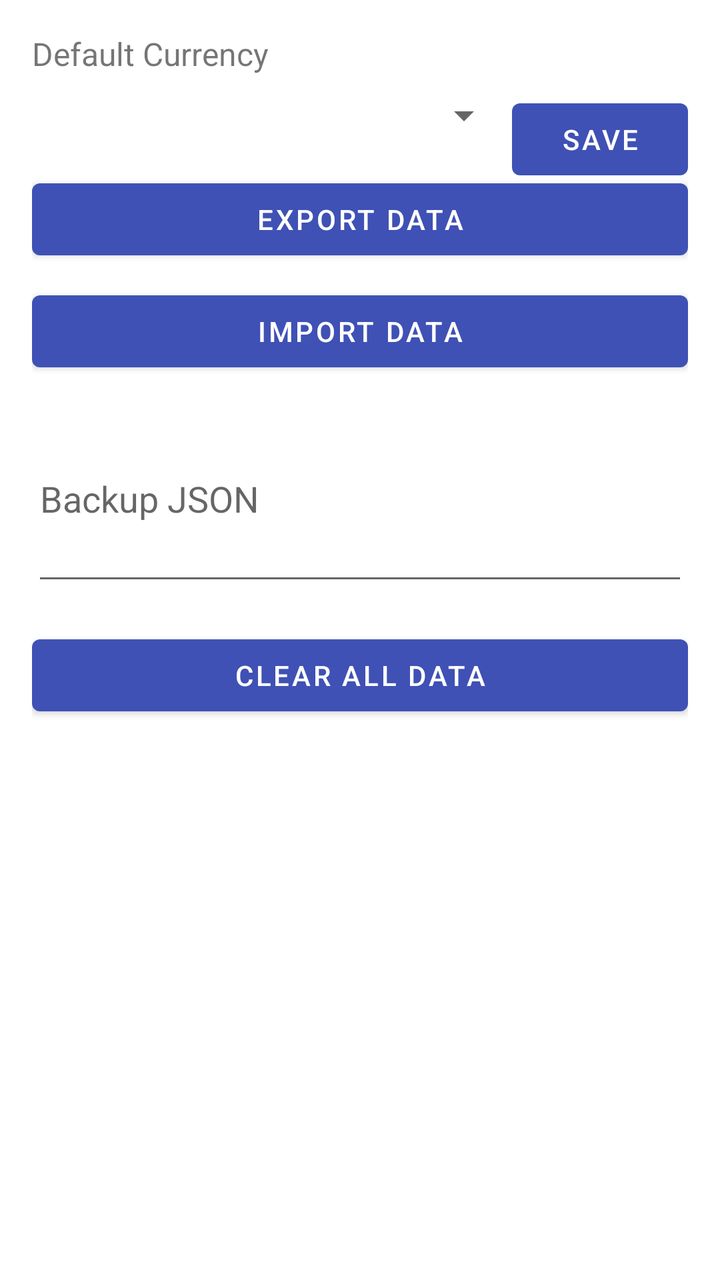
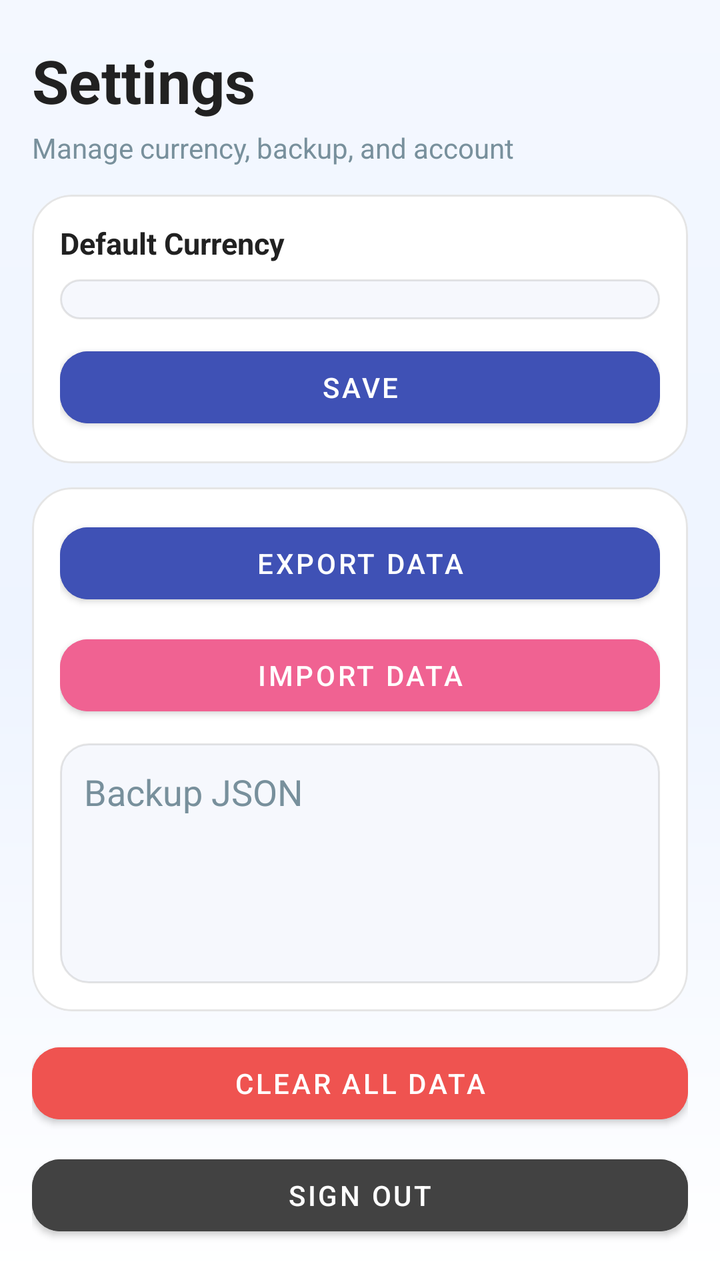

An Android layout rendered at two revisions. The XML below is the earlier revision; the diff shows what the commit changed to produce the second picture.
<!-- AndroidManifest.xml: application theme Theme.ImiliPocket -->
<!-- res/layout/fragment_settings.xml -->
<?xml version="1.0" encoding="utf-8"?>
<androidx.constraintlayout.widget.ConstraintLayout
    xmlns:android="http://schemas.android.com/apk/res/android"
    xmlns:app="http://schemas.android.com/apk/res-auto"
    android:layout_width="match_parent"
    android:layout_height="match_parent"
    android:fitsSystemWindows="true"
    android:padding="16dp"
    android:paddingTop="?attr/actionBarSize">

    <TextView
        android:id="@+id/tv_currency_label"
        android:layout_width="wrap_content"
        android:layout_height="wrap_content"
        android:text="Default Currency"
        android:textSize="16sp"
        app:layout_constraintTop_toTopOf="parent"
        app:layout_constraintStart_toStartOf="parent" />

    <Spinner
        android:id="@+id/spinner_currency"
        android:layout_width="0dp"
        android:layout_height="wrap_content"
        app:layout_constraintTop_toBottomOf="@id/tv_currency_label"
        app:layout_constraintStart_toStartOf="parent"
        app:layout_constraintEnd_toStartOf="@id/btn_save_currency"
        android:layout_marginTop="8dp" />

    <Button
        android:id="@+id/btn_save_currency"
        android:layout_width="wrap_content"
        android:layout_height="wrap_content"
        android:text="Save"
        app:layout_constraintTop_toBottomOf="@id/tv_currency_label"
        app:layout_constraintEnd_toEndOf="parent"
        android:layout_marginTop="8dp" />

    <Button
        android:id="@+id/btn_export"
        android:layout_width="0dp"
        android:layout_height="wrap_content"
        android:text="Export Data"
        app:layout_constraintTop_toBottomOf="@id/spinner_currency"
        app:layout_constraintStart_toStartOf="parent"
        app:layout_constraintEnd_toEndOf="parent"
        android:layout_marginTop="16dp" />

    <Button
        android:id="@+id/btn_import"
        android:layout_width="0dp"
        android:layout_height="wrap_content"
        android:text="Import Data"
        app:layout_constraintTop_toBottomOf="@id/btn_export"
        app:layout_constraintStart_toStartOf="parent"
        app:layout_constraintEnd_toEndOf="parent"
        android:layout_marginTop="8dp" />

    <EditText
        android:id="@+id/et_backup_json"
        android:layout_width="0dp"
        android:layout_height="100dp"
        android:hint="Backup JSON"
        android:inputType="textMultiLine"
        app:layout_constraintTop_toBottomOf="@id/btn_import"
        app:layout_constraintStart_toStartOf="parent"
        app:layout_constraintEnd_toEndOf="parent"
        android:layout_marginTop="8dp" />

    <Button
        android:id="@+id/btn_clear_data"
        android:layout_width="0dp"
        android:layout_height="wrap_content"
        android:text="Clear All Data"
        app:layout_constraintTop_toBottomOf="@id/et_backup_json"
        app:layout_constraintStart_toStartOf="parent"
        app:layout_constraintEnd_toEndOf="parent"
        android:layout_marginTop="16dp" />
</androidx.constraintlayout.widget.ConstraintLayout>
<!-- resources referenced by this layout -->
<resources>
  <style name="Theme.ImiliPocket" parent="Theme.MaterialComponents.DayNight.NoActionBar">
          <item name="colorPrimary">@color/primary_color</item> 
          <item name="colorPrimaryVariant">@color/primary_dark</item> 
          <item name="colorOnPrimary">@color/white</item>
          <item name="colorSecondary">@color/secondary_color</item> 
          <item name="colorSecondaryVariant">@color/secondary_dark</item> 
          <item name="colorOnSecondary">@color/black</item>
          <item name="android:statusBarColor">@android:color/transparent</item>
          <item name="android:windowLightStatusBar">true</item>
          <item name="android:navigationBarColor">@android:color/transparent</item>
          <item name="android:windowDrawsSystemBarBackgrounds">true</item>
      </style>
  <color name="primary_color">#3F51B5</color>
  <color name="primary_dark">#303F9F</color>
  <color name="white">#FFFFFFFF</color>
  <color name="secondary_color">#F06292</color>
  <color name="secondary_dark">#C2185B</color>
  <color name="black">#FF000000</color>
</resources>

<!-- the commit's change to res/layout/fragment_settings.xml (unified diff, before → after) -->
@@ -1,78 +1,153 @@
 <?xml version="1.0" encoding="utf-8"?>
-<androidx.constraintlayout.widget.ConstraintLayout
-    xmlns:android="http://schemas.android.com/apk/res/android"
+<ScrollView xmlns:android="http://schemas.android.com/apk/res/android"
     xmlns:app="http://schemas.android.com/apk/res-auto"
     android:layout_width="match_parent"
     android:layout_height="match_parent"
-    android:fitsSystemWindows="true"
-    android:padding="16dp"
-    android:paddingTop="?attr/actionBarSize">
+    android:background="@drawable/bg_screen_modern"
+    android:clipToPadding="false"
+    android:paddingStart="16dp"
+    android:paddingTop="20dp"
+    android:paddingEnd="16dp"
+    android:paddingBottom="24dp">
 
-    <TextView
-        android:id="@+id/tv_currency_label"
-        android:layout_width="wrap_content"
+    <LinearLayout
+        android:layout_width="match_parent"
         android:layout_height="wrap_content"
-        android:text="Default Currency"
-        android:textSize="16sp"
-        app:layout_constraintTop_toTopOf="parent"
-        app:layout_constraintStart_toStartOf="parent" />
+        android:orientation="vertical">
 
-    <Spinner
-        android:id="@+id/spinner_currency"
-        android:layout_width="0dp"
-        android:layout_height="wrap_content"
-        app:layout_constraintTop_toBottomOf="@id/tv_currency_label"
-        app:layout_constraintStart_toStartOf="parent"
-        app:layout_constraintEnd_toStartOf="@id/btn_save_currency"
-        android:layout_marginTop="8dp" />
+        <TextView
+            android:layout_width="wrap_content"
+            android:layout_height="wrap_content"
+            android:text="Settings"
+            android:textColor="@color/text_primary"
+            android:textSize="30sp"
+            android:textStyle="bold" />
 
-    <Button
-        android:id="@+id/btn_save_currency"
-        android:layout_width="wrap_content"
-        android:layout_height="wrap_content"
-        android:text="Save"
-        app:layout_constraintTop_toBottomOf="@id/tv_currency_label"
-        app:layout_constraintEnd_toEndOf="parent"
-        android:layout_marginTop="8dp" />
+        <TextView
+            android:layout_width="wrap_content"
+            android:layout_height="wrap_content"
+            android:layout_marginTop="4dp"
+            android:text="Manage currency, backup, and account"
+            android:textColor="@color/text_secondary"
+            android:textSize="14sp" />
 
-    <Button
-        android:id="@+id/btn_export"
-        android:layout_width="0dp"
-        android:layout_height="wrap_content"
-        android:text="Export Data"
-        app:layout_constraintTop_toBottomOf="@id/spinner_currency"
-        app:layout_constraintStart_toStartOf="parent"
-        app:layout_constraintEnd_toEndOf="parent"
-        android:layout_marginTop="16dp" />
+        <com.google.android.material.card.MaterialCardView
+            android:layout_width="match_parent"
+            android:layout_height="wrap_content"
+            android:layout_marginTop="14dp"
+            app:cardBackgroundColor="@android:color/white"
+            app:cardCornerRadius="20dp"
+            app:cardElevation="0dp"
+            app:strokeColor="@color/surface_outline"
+            app:strokeWidth="1dp">
 
-    <Button
-        android:id="@+id/btn_import"
-        android:layout_width="0dp"
-        android:layout_height="wrap_content"
-        android:text="Import Data"
-        app:layout_constraintTop_toBottomOf="@id/btn_export"
-        app:layout_constraintStart_toStartOf="parent"
-        app:layout_constraintEnd_toEndOf="parent"
-        android:layout_marginTop="8dp" />
+            <androidx.constraintlayout.widget.ConstraintLayout
+                android:layout_width="match_parent"
+                android:layout_height="wrap_content"
+                android:padding="14dp">
 
-    <EditText
-        android:id="@+id/et_backup_json"
-        android:layout_width="0dp"
-        android:layout_height="100dp"
-        android:hint="Backup JSON"
-        android:inputType="textMultiLine"
-        app:layout_constraintTop_toBottomOf="@id/btn_import"
-        app:layout_constraintStart_toStartOf="parent"
-        app:layout_constraintEnd_toEndOf="parent"
-        android:layout_marginTop="8dp" />
+                <TextView
+                    android:id="@+id/tv_currency_label"
+                    android:layout_width="0dp"
+                    android:layout_height="wrap_content"
+                    android:text="Default Currency"
+                    android:textColor="@color/text_primary"
+                    android:textSize="15sp"
+                    android:textStyle="bold"
+                    app:layout_constraintTop_toTopOf="parent"
+                    app:layout_constraintStart_toStartOf="parent"
+                    app:layout_constraintEnd_toEndOf="parent" />
 
-    <Button
-        android:id="@+id/btn_clear_data"
-        android:layout_width="0dp"
-        android:layout_height="wrap_content"
-        android:text="Clear All Data"
-        app:layout_constraintTop_toBottomOf="@id/et_backup_json"
-        app:layout_constraintStart_toStartOf="parent"
-        app:layout_constraintEnd_toEndOf="parent"
-        android:layout_marginTop="16dp" />
-</androidx.constraintlayout.widget.ConstraintLayout>
+                <Spinner
+                    android:id="@+id/spinner_currency"
+                    android:layout_width="match_parent"
+                    android:layout_height="wrap_content"
+                    android:layout_marginTop="8dp"
+                    android:background="@drawable/bg_input_surface"
+                    android:padding="10dp"
+                    app:layout_constraintTop_toBottomOf="@id/tv_currency_label"
+                    app:layout_constraintStart_toStartOf="parent"
+                    app:layout_constraintEnd_toEndOf="parent" />
+
+                <Button
+                    android:id="@+id/btn_save_currency"
+                    android:layout_width="match_parent"
+                    android:layout_height="wrap_content"
+                    android:layout_marginTop="10dp"
+                    android:backgroundTint="@color/primary_color"
+                    android:text="Save"
+                    android:textColor="@color/white"
+                    app:layout_constraintTop_toBottomOf="@id/spinner_currency"
+                    app:layout_constraintStart_toStartOf="parent"
+                    app:layout_constraintEnd_toEndOf="parent"
+                    app:layout_constraintBottom_toBottomOf="parent" />
+            </androidx.constraintlayout.widget.ConstraintLayout>
+        </com.google.android.material.card.MaterialCardView>
+
+        <com.google.android.material.card.MaterialCardView
+            android:layout_width="match_parent"
+            android:layout_height="wrap_content"
+            android:layout_marginTop="12dp"
+            app:cardBackgroundColor="@android:color/white"
+            app:cardCornerRadius="20dp"
+            app:cardElevation="0dp"
+            app:strokeColor="@color/surface_outline"
+            app:strokeWidth="1dp">
+
+            <LinearLayout
+                android:layout_width="match_parent"
+                android:layout_height="wrap_content"
+                android:orientation="vertical"
+                android:padding="14dp">
+
+                <Button
+                    android:id="@+id/btn_export"
+                    android:layout_width="match_parent"
+                    android:layout_height="wrap_content"
+                    android:backgroundTint="@color/primary_color"
+                    android:text="Export Data"
+                    android:textColor="@color/white" />
+
+                <Button
+                    android:id="@+id/btn_import"
+                    android:layout_width="match_parent"
+                    android:layout_height="wrap_content"
+                    android:layout_marginTop="8dp"
+                    android:backgroundTint="@color/secondary_color"
+                    android:text="Import Data"
+                    android:textColor="@color/white" />
+
+                <EditText
+                    android:id="@+id/et_backup_json"
+                    android:layout_width="match_parent"
+                    android:layout_height="120dp"
+                    android:layout_marginTop="10dp"
+                    android:background="@drawable/bg_input_surface"
+                    android:gravity="top|start"
+                    android:hint="Backup JSON"
+                    android:inputType="textMultiLine"
+                    android:padding="12dp"
+                    android:textColor="@color/text_primary"
+                    android:textColorHint="@color/text_secondary" />
+            </LinearLayout>
+        </com.google.android.material.card.MaterialCardView>
+
+        <Button
+            android:id="@+id/btn_clear_data"
+            android:layout_width="match_parent"
+            android:layout_height="wrap_content"
+            android:layout_marginTop="12dp"
+            android:backgroundTint="@color/expense_red"
+            android:text="Clear All Data"
+            android:textColor="@color/white" />
+
+        <Button
+            android:id="@+id/btn_sign_out"
+            android:layout_width="match_parent"
+            android:layout_height="wrap_content"
+            android:layout_marginTop="8dp"
+            android:backgroundTint="@color/dark_gray"
+            android:text="Sign Out"
+            android:textColor="@color/white" />
+    </LinearLayout>
+</ScrollView>
<!-- resource entries referenced after the edit -->
@@ -1,5 +1,7 @@
 <!-- resources referenced by this layout -->
 <resources>
+  <color name="dark_gray">#424242</color>
+  <color name="expense_red">#EF5350</color>
   <style name="Theme.ImiliPocket" parent="Theme.MaterialComponents.DayNight.NoActionBar">
           <item name="colorPrimary">@color/primary_color</item> 
           <item name="colorPrimaryVariant">@color/primary_dark</item> 
@@ -11,12 +13,44 @@
           <item name="android:windowLightStatusBar">true</item>
           <item name="android:navigationBarColor">@android:color/transparent</item>
           <item name="android:windowDrawsSystemBarBackgrounds">true</item>
+          <item name="android:windowBackground">@drawable/bg_screen_modern</item>
+          <item name="shapeAppearanceMediumComponent">@style/ShapeAppearance.ImiliPocket.Medium</item>
+          <item name="shapeAppearanceSmallComponent">@style/ShapeAppearance.ImiliPocket.Small</item>
       </style>
   <color name="primary_color">#3F51B5</color>
   <color name="primary_dark">#303F9F</color>
   <color name="white">#FFFFFFFF</color>
+  <!-- drawable bg_input_surface (drawable) -->
+  <?xml version="1.0" encoding="utf-8"?>
+  <shape xmlns:android="http://schemas.android.com/apk/res/android">
+      <solid android:color="#FFF6F8FD" />
+      <corners android:radius="14dp" />
+      <stroke
+          android:width="1dp"
+          android:color="#1A000000" />
+  </shape>
+  <!-- drawable bg_screen_modern (drawable) -->
+  <?xml version="1.0" encoding="utf-8"?>
+  <shape xmlns:android="http://schemas.android.com/apk/res/android">
+      <gradient
+          android:angle="270"
+          android:startColor="#F4F8FF"
+          android:centerColor="#EEF4FF"
+          android:endColor="#FFFFFF" />
+  </shape>
   <color name="secondary_color">#F06292</color>
+  <color name="surface_outline">#1A000000</color>
+  <color name="text_primary">#212121</color>
+  <color name="text_secondary">#78909C</color>
   <color name="secondary_dark">#C2185B</color>
   <color name="black">#FF000000</color>
+  <style name="ShapeAppearance.ImiliPocket.Medium" parent="ShapeAppearance.MaterialComponents.MediumComponent">
+          <item name="cornerFamily">rounded</item>
+          <item name="cornerSize">20dp</item>
+      </style>
+  <style name="ShapeAppearance.ImiliPocket.Small" parent="ShapeAppearance.MaterialComponents.SmallComponent">
+          <item name="cornerFamily">rounded</item>
+          <item name="cornerSize">14dp</item>
+      </style>
 </resources>
 
